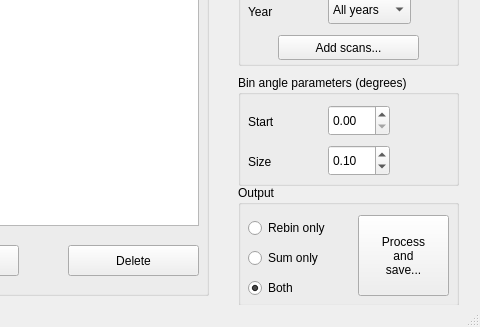
This is rebin/mythen.ui in DiamondLightSource/dataproc-hrpd as Qt 5 draws it before an edit; both pictures show x 142 to 622 and y 95 to 422 of the 622 by 422 pixel window. The edited form follows.
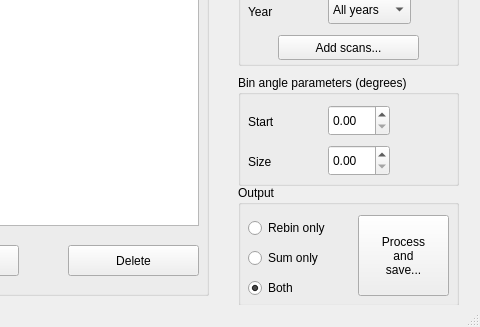
This is the edited form. Custom widgets are drawn as their Qt base class.

Commit message: Changed default delta value and its limit in GUI

Diff of the .ui file:
```diff
--- a/rebin/mythen.ui
+++ b/rebin/mythen.ui
@@ -52,10 +52,10 @@
       </rect>
      </property>
      <property name="maximum">
-      <double>10.000000000000000</double>
+      <double>1.000000000000000</double>
      </property>
      <property name="value">
-      <double>0.100000000000000</double>
+      <double>0.0010000000000000</double>
      </property>
     </widget>
     <widget class="QLabel" name="label">
```
The commit also changes 1 other file.
